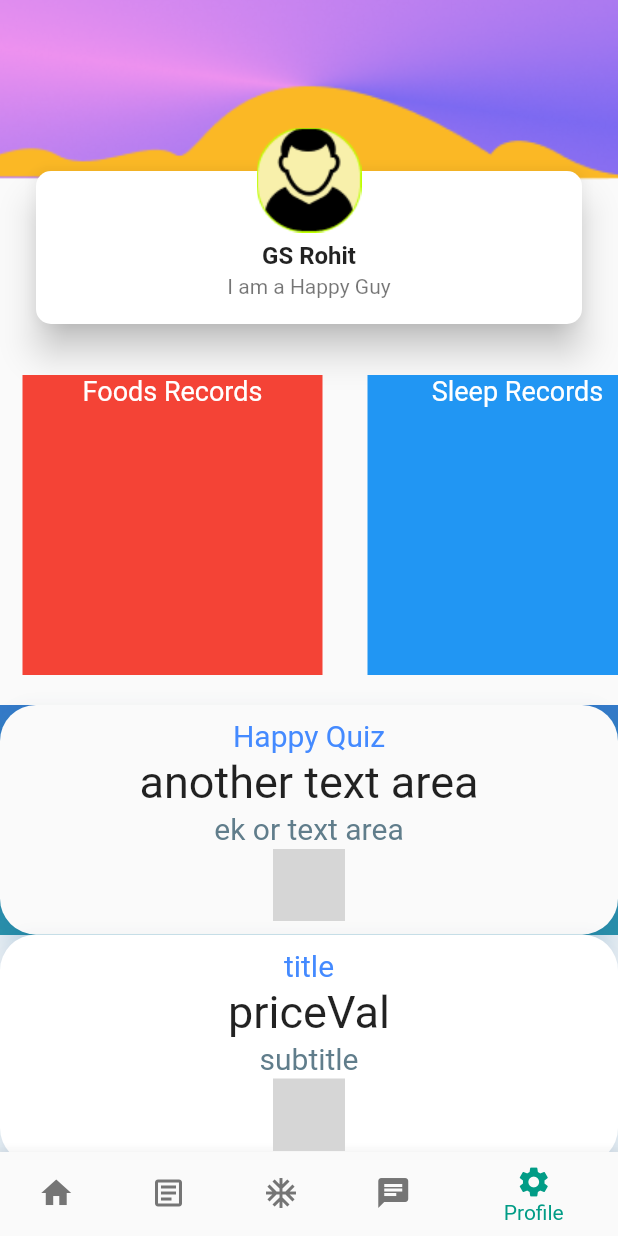
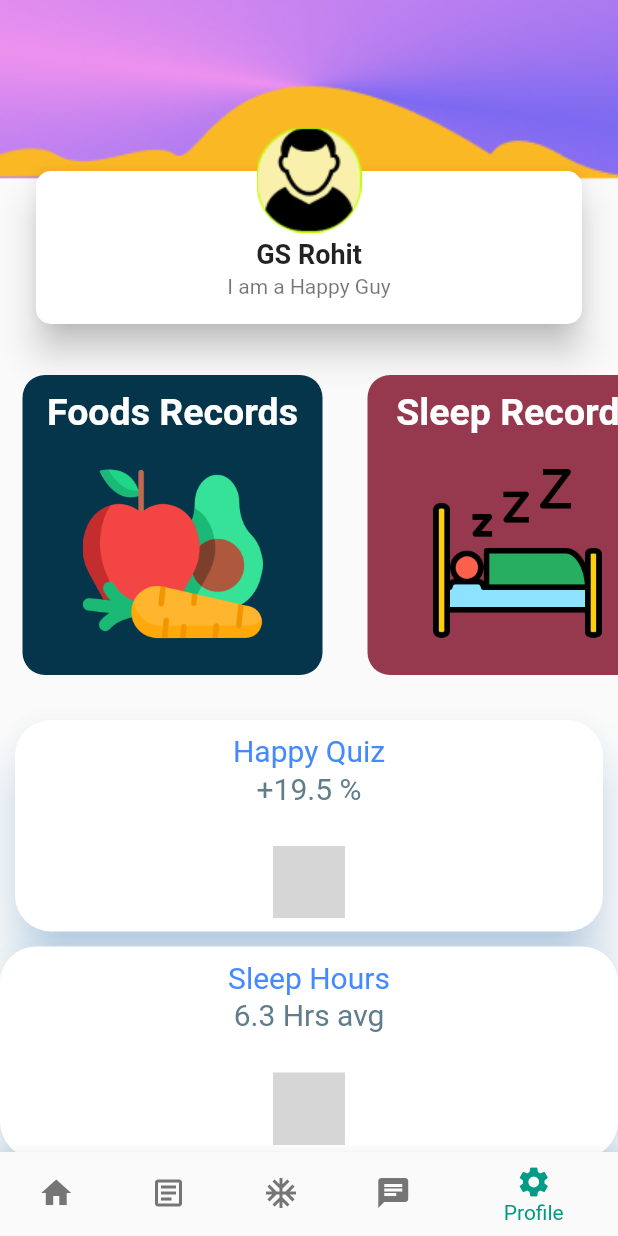
Before and after one commit to hackat-a-t-hon/tervis, a Flutter app: the screen it shows after launch, item 5 of the bottom bar chosen, on a phone screen of 412 x 824 dp. Run offline on Flutter 3.47's test engine with Material 2 defaults, Android fonts, the phone set to English and light mode, and no system bars; our stand-ins replace carousel_slider, font_awesome_flutter; missing offline and left inert: flutter_circular_chart, flutter_sparkline; grey boxes are pictures that could not be loaded.

Commit message:
Profile page almost complete

```diff
--- a/lib/feedScreen.dart
+++ b/lib/feedScreen.dart
@@ -1,10 +1,5 @@
-<<<<<<< HEAD
 import 'package:flutter/material.dart';
 import 'package:carousel_slider/carousel_slider.dart';
-=======
-import 'package:carousel_slider/carousel_slider.dart';
-import 'package:flutter/material.dart';
->>>>>>> 9a246f3fe6ff1e206a5fde303246580b891673c7
 
 class FeedScreen extends StatefulWidget {
   FeedScreen() : super();
--- a/lib/profileScreen.dart
+++ b/lib/profileScreen.dart
@@ -1,8 +1,11 @@
+import 'package:flutter/gestures.dart';
 import 'package:flutter/material.dart';
+
 import 'package:flutter_sparkline/flutter_sparkline.dart';
 import 'package:flutter_staggered_grid_view/flutter_staggered_grid_view.dart';
 import 'package:flutter_circular_chart/flutter_circular_chart.dart';
 import 'package:font_awesome_flutter/font_awesome_flutter.dart';
+import 'package:tervis/constants.dart';
 
 // void main() {
 //   runApp(ProfileScreen());
@@ -43,12 +46,15 @@ class ProfileScreen extends StatelessWidget {
                       title: Text(
                         'GS Rohit',
                         textAlign: TextAlign.center,
-                        style: TextStyle(fontWeight: FontWeight.bold),
+                        style: TextStyle(
+                            fontWeight: FontWeight.bold, fontSize: 18),
                       ),
                       contentPadding: EdgeInsets.fromLTRB(0, 30, 0, 0),
                       subtitle: Text(
                         'I am a Happy Guy',
                         textAlign: TextAlign.center,
+                        style: TextStyle(
+                            fontWeight: FontWeight.normal, fontSize: 14),
                       ),
                     )
                   ],
@@ -76,67 +82,134 @@ class ProfileScreen extends StatelessWidget {
             children: <Widget>[
               Container(
                   margin: EdgeInsets.fromLTRB(15, 0, 15, 0),
+                  // color: kSecondaryBlue,
                   width: 200.0,
+                  height: 250.0,
+                  decoration: BoxDecoration(
+                    color: kSecondaryBlue,
+                    shape: BoxShape.rectangle,
+                    borderRadius: BorderRadius.only(
+                        topLeft: Radius.circular(15.0),
+                        bottomLeft: Radius.circular(15.0),
+                        bottomRight: Radius.circular(15.0),
+                        topRight: Radius.circular(15.0)),
+                  ),
+                  child: Column(
+                    children: [
+                      Container(
+                        margin: EdgeInsets.all(10),
                         child: Text(
                           'Foods Records',
                           textAlign: TextAlign.center,
-                  style: TextStyle(fontSize: 18, color: Colors.white),
+                          style: TextStyle(
+                              fontSize: 25,
+                              fontWeight: FontWeight.bold,
+                              color: Colors.white),
                         ),
-                color: Colors.red,
                       ),
                       Container(
+                          margin: EdgeInsets.all(10),
+                          child: Image.asset(
+                            'assets/images/healthy-food.png',
+                            height: 120,
+                          ))
+                    ],
+                  )),
+              Container(
                   margin: EdgeInsets.fromLTRB(15, 0, 15, 0),
+                  decoration: BoxDecoration(
+                    color: kPrimaryRed,
+                    shape: BoxShape.rectangle,
+                    borderRadius: BorderRadius.all(Radius.circular(15.0)),
+                  ),
+                  width: 200.0,
+                  child: Column(children: [
+                    Container(
+                      margin: EdgeInsets.all(10),
                       child: Text(
                         'Sleep Records',
                         textAlign: TextAlign.center,
-                  style: TextStyle(fontSize: 18, color: Colors.white),
+                        style: TextStyle(
+                            fontSize: 25,
+                            fontWeight: FontWeight.bold,
+                            color: Colors.white),
+                      ),
+                    ),
+                    Container(
+                        margin: EdgeInsets.all(10),
+                        child: Image.asset(
+                          'assets/images/slumber.png',
+                          height: 120,
+                        )),
+                  ])),
+              Container(
+                  margin: EdgeInsets.fromLTRB(15, 0, 15, 0),
+                  decoration: BoxDecoration(
+                    color: kSecondaryLightBlue,
+                    shape: BoxShape.rectangle,
+                    borderRadius: BorderRadius.all(Radius.circular(15.0)),
                   ),
                   width: 200.0,
-                color: Colors.blue,
+                  child: Column(children: [
+                    Container(
+                      margin: EdgeInsets.all(10),
+                      child: Text(
+                        'Water Intake',
+                        textAlign: TextAlign.center,
+                        style: TextStyle(
+                            fontSize: 25,
+                            fontWeight: FontWeight.bold,
+                            color: Colors.white),
+                      ),
                     ),
                     Container(
-                margin: EdgeInsets.fromLTRB(15, 0, 15, 0),
-                width: 200.0,
-                child: Text(
-                  'Water Intakes',
-                  textAlign: TextAlign.center,
-                  style: TextStyle(fontSize: 18, color: Colors.white),
-                ),
-                color: Colors.green,
-              ),
+                        margin: EdgeInsets.all(10),
+                        child: Image.asset(
+                          'assets/images/dringking.png',
+                          height: 120,
+                        )),
+                  ])),
               Container(
                   margin: EdgeInsets.fromLTRB(15, 0, 15, 0),
+                  decoration: BoxDecoration(
+                    color: kPrimaryGreen,
+                    shape: BoxShape.rectangle,
+                    borderRadius: BorderRadius.all(Radius.circular(15.0)),
+                  ),
                   width: 200.0,
+                  child: Column(children: [
+                    Container(
+                      margin: EdgeInsets.all(10),
                       child: Text(
                         'Step Walked',
                         textAlign: TextAlign.center,
-                  style: TextStyle(fontSize: 18, color: Colors.white),
+                        style: TextStyle(
+                            fontSize: 25,
+                            fontWeight: FontWeight.bold,
+                            color: Colors.white),
                       ),
-                color: Colors.yellow,
                     ),
                     Container(
-                margin: EdgeInsets.fromLTRB(15, 0, 15, 0),
-                width: 200.0,
-                child: Text(
-                  'Sleep Records',
-                  textAlign: TextAlign.center,
-                  style: TextStyle(fontSize: 18, color: Colors.white),
-                ),
-                color: Colors.orange,
-              ),
+                        margin: EdgeInsets.all(10),
+                        child: Image.asset(
+                          'assets/images/step.png',
+                          height: 120,
+                        )),
+                  ])),
             ],
           ),
         ),
         Container(
           alignment: Alignment.topCenter,
-          // margin: EdgeInsets.fromLTRB(0, 5, 0, 0),
-          decoration: BoxDecoration(
-              image: DecorationImage(
-            image: AssetImage("assets/images/Vector11.png"),
-            fit: BoxFit.cover,
-          )),
+          margin: EdgeInsets.all(10.0),
+          // color: Colors.white,
+          // decoration: BoxDecoration(
+          //   color: Colors.white,
+          //   shape: BoxShape.rectangle,
+          //   borderRadius: BorderRadius.all(Radius.circular(10.0)),
+          // ),
           child: Material(
-            // color: Colors.white,
+            color: Colors.white,
             elevation: 14.0,
             borderRadius: BorderRadius.circular(24.0),
             shadowColor: Color(0x802196F3),
@@ -162,16 +235,17 @@ class ProfileScreen extends StatelessWidget {
                         Padding(
                           padding: EdgeInsets.all(1.0),
                           child: Text(
-                            'another text area',
+                            "+19.5 %",
                             style: TextStyle(
-                              fontSize: 30.0,
+                              fontSize: 20.0,
+                              color: Colors.blueGrey,
                             ),
                           ),
                         ),
                         Padding(
                           padding: EdgeInsets.all(1.0),
                           child: Text(
-                            "ek or text area",
+                            "",
                             style: TextStyle(
                               fontSize: 20.0,
                               color: Colors.blueGrey,
@@ -219,7 +293,7 @@ class ProfileScreen extends StatelessWidget {
                         Padding(
                           padding: EdgeInsets.all(1.0),
                           child: Text(
-                            'title',
+                            'Sleep Hours',
                             style: TextStyle(
                               fontSize: 20.0,
                               color: Colors.blueAccent,
@@ -229,16 +303,17 @@ class ProfileScreen extends StatelessWidget {
                         Padding(
                           padding: EdgeInsets.all(1.0),
                           child: Text(
-                            'priceVal',
+                            '6.3 Hrs avg',
                             style: TextStyle(
-                              fontSize: 30.0,
+                              fontSize: 20.0,
+                              color: Colors.blueGrey,
                             ),
                           ),
                         ),
                         Padding(
                           padding: EdgeInsets.all(1.0),
                           child: Text(
-                            "subtitle",
+                            "",
                             style: TextStyle(
                               fontSize: 20.0,
                               color: Colors.blueGrey,
--- a/pubspec.yaml
+++ b/pubspec.yaml
@@ -28,17 +28,13 @@ dependencies:
   # The following adds the Cupertino Icons font to your application.
   # Use with the CupertinoIcons class for iOS style icons.
   cupertino_icons: ^1.0.0
-<<<<<<< HEAD
   carousel_slider: ^1.3.0
   flutter_sparkline: "^0.1.0"
   flutter_staggered_grid_view: "^0.3.0"
   flutter_circular_chart: ^0.1.0
   font_awesome_flutter: ^8.2.0
 
-=======
-  carousel_slider: ^1.3.1
 
->>>>>>> 9a246f3fe6ff1e206a5fde303246580b891673c7
 dev_dependencies:
   flutter_test:
     sdk: flutter
```
Also changed, not shown: assets/images/dringking.png (added), assets/images/healthy-food.png (added), assets/images/slumber.png (added), assets/images/step.png (added), pubspec.lock. Lines whose indentation alone changed are shown as unchanged.
